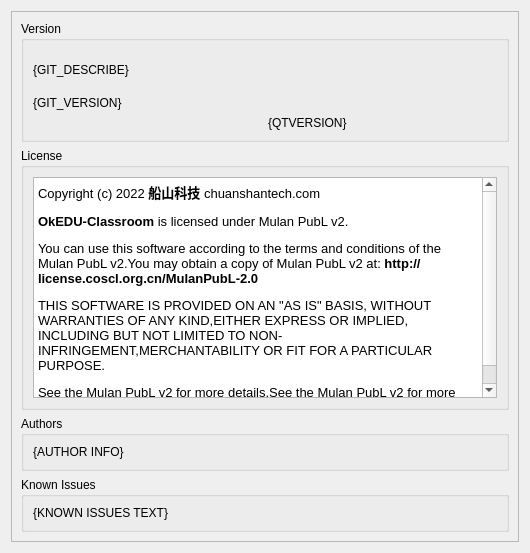
Old version of the form src/modules/im/src/widget/form/settings/aboutsettings.ui in the repository okstar-org/ok-msg-desktop.
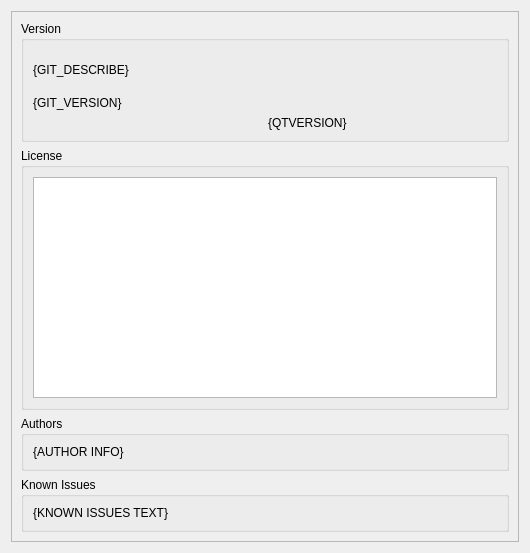
New version of the form. Custom widgets are drawn as their Qt base class.

Commit message: 更新LICENSE

Diff of the .ui file:
```diff
--- a/src/modules/im/src/widget/form/settings/aboutsettings.ui
+++ b/src/modules/im/src/widget/form/settings/aboutsettings.ui
@@ -30,8 +30,8 @@
        <rect>
         <x>0</x>
         <y>0</y>
-        <width>510</width>
-        <height>533</height>
+        <width>514</width>
+        <height>537</height>
        </rect>
       </property>
       <layout class="QVBoxLayout" name="verticalLayout_2" stretch="0,1,0,0">
@@ -268,16 +268,18 @@
             <property name="layoutDirection">
              <enum>Qt::LeftToRight</enum>
             </property>
+            <property name="readOnly">
+             <bool>false</bool>
+            </property>
+            <property name="markdown">
+             <string notr="true"/>
+            </property>
             <property name="html">
              <string notr="true">&lt;!DOCTYPE HTML PUBLIC &quot;-//W3C//DTD HTML 4.0//EN&quot; &quot;http://www.w3.org/TR/REC-html40/strict.dtd&quot;&gt;
 &lt;html&gt;&lt;head&gt;&lt;meta name=&quot;qrichtext&quot; content=&quot;1&quot; /&gt;&lt;style type=&quot;text/css&quot;&gt;
 p, li { white-space: pre-wrap; }
-&lt;/style&gt;&lt;/head&gt;&lt;body style=&quot; font-family:'Ubuntu'; font-size:11pt; font-weight:400; font-style:normal;&quot;&gt;
-&lt;p style=&quot; margin-top:12px; margin-bottom:12px; margin-left:0px; margin-right:0px; -qt-block-indent:0; text-indent:0px;&quot;&gt;&lt;span style=&quot; font-family:'Sans Serif'; font-size:10pt;&quot;&gt;Copyright (c) 2022 &lt;/span&gt;&lt;span style=&quot; font-family:'Sans Serif'; font-size:10pt; font-weight:704;&quot;&gt;船山科技 &lt;/span&gt;&lt;span style=&quot; font-family:'Sans Serif'; font-size:10pt;&quot;&gt;chuanshantech.com&lt;/span&gt;&lt;/p&gt;
-&lt;p style=&quot; margin-top:12px; margin-bottom:12px; margin-left:0px; margin-right:0px; -qt-block-indent:0; text-indent:0px;&quot;&gt;&lt;span style=&quot; font-size:10pt; font-weight:704;&quot;&gt;OkEDU-Classroom&lt;/span&gt;&lt;span style=&quot; font-size:10pt;&quot;&gt; is licensed under Mulan PubL v2.&lt;/span&gt;&lt;/p&gt;
-&lt;p style=&quot; margin-top:12px; margin-bottom:12px; margin-left:0px; margin-right:0px; -qt-block-indent:0; text-indent:0px;&quot;&gt;&lt;span style=&quot; font-family:'Sans Serif'; font-size:10pt;&quot;&gt;You can use this software according to the terms and conditions of the Mulan PubL v2.You may obtain a copy of Mulan PubL v2 at:&lt;/span&gt;&lt;span style=&quot; font-family:'Sans Serif'; font-size:10pt; font-weight:704;&quot;&gt; http://license.coscl.org.cn/MulanPubL-2.0&lt;/span&gt;&lt;/p&gt;
-&lt;p style=&quot; margin-top:12px; margin-bottom:12px; margin-left:0px; margin-right:0px; -qt-block-indent:0; text-indent:0px;&quot;&gt;&lt;span style=&quot; font-family:'Sans Serif'; font-size:10pt;&quot;&gt;THIS SOFTWARE IS PROVIDED ON AN &amp;quot;AS IS&amp;quot; BASIS, WITHOUT WARRANTIES OF ANY KIND,EITHER EXPRESS OR IMPLIED, INCLUDING BUT NOT LIMITED TO NON-INFRINGEMENT,MERCHANTABILITY OR FIT FOR A PARTICULAR PURPOSE. &lt;/span&gt;&lt;/p&gt;
-&lt;p style=&quot; margin-top:12px; margin-bottom:12px; margin-left:0px; margin-right:0px; -qt-block-indent:0; text-indent:0px;&quot;&gt;&lt;span style=&quot; font-size:10pt;&quot;&gt;See the Mulan PubL v2 for more details.See the Mulan PubL v2 for more details.&lt;/span&gt;&lt;/p&gt;&lt;/body&gt;&lt;/html&gt;</string>
+&lt;/style&gt;&lt;/head&gt;&lt;body style=&quot; font-family:'Noto Sans'; font-size:10pt; font-weight:400; font-style:normal;&quot;&gt;
+&lt;p style=&quot;-qt-paragraph-type:empty; margin-top:0px; margin-bottom:0px; margin-left:0px; margin-right:0px; -qt-block-indent:0; text-indent:0px;&quot;&gt;&lt;br /&gt;&lt;/p&gt;&lt;/body&gt;&lt;/html&gt;</string>
             </property>
             <property name="searchPaths">
              <stringlist/>
```
The commit also changes 1 other file.
